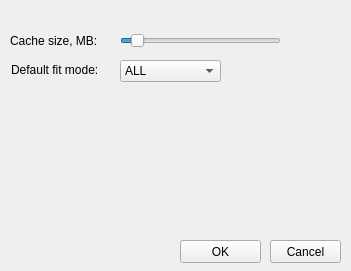
Above: settingsdialog.ui from zackxue/qimgv before the change. Below: the same form after it.
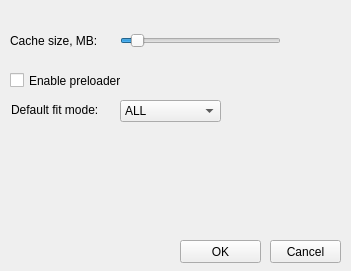
That is the form after the change.

Commit message: - preloader option

```diff
--- a/settingsdialog.ui
+++ b/settingsdialog.ui
@@ -94,7 +94,7 @@
    <property name="geometry">
     <rect>
      <x>11</x>
-     <y>60</y>
+     <y>100</y>
      <width>101</width>
      <height>20</height>
     </rect>
@@ -107,7 +107,7 @@
    <property name="geometry">
     <rect>
      <x>120</x>
-     <y>60</y>
+     <y>100</y>
      <width>101</width>
      <height>22</height>
     </rect>
@@ -128,6 +128,19 @@
     </property>
    </item>
   </widget>
+  <widget class="QCheckBox" name="preloaderCheckBox">
+   <property name="geometry">
+    <rect>
+     <x>10</x>
+     <y>70</y>
+     <width>111</width>
+     <height>21</height>
+    </rect>
+   </property>
+   <property name="text">
+    <string>Enable preloader</string>
+   </property>
+  </widget>
  </widget>
  <resources/>
  <connections>
```
The commit also changes 8 other files.
